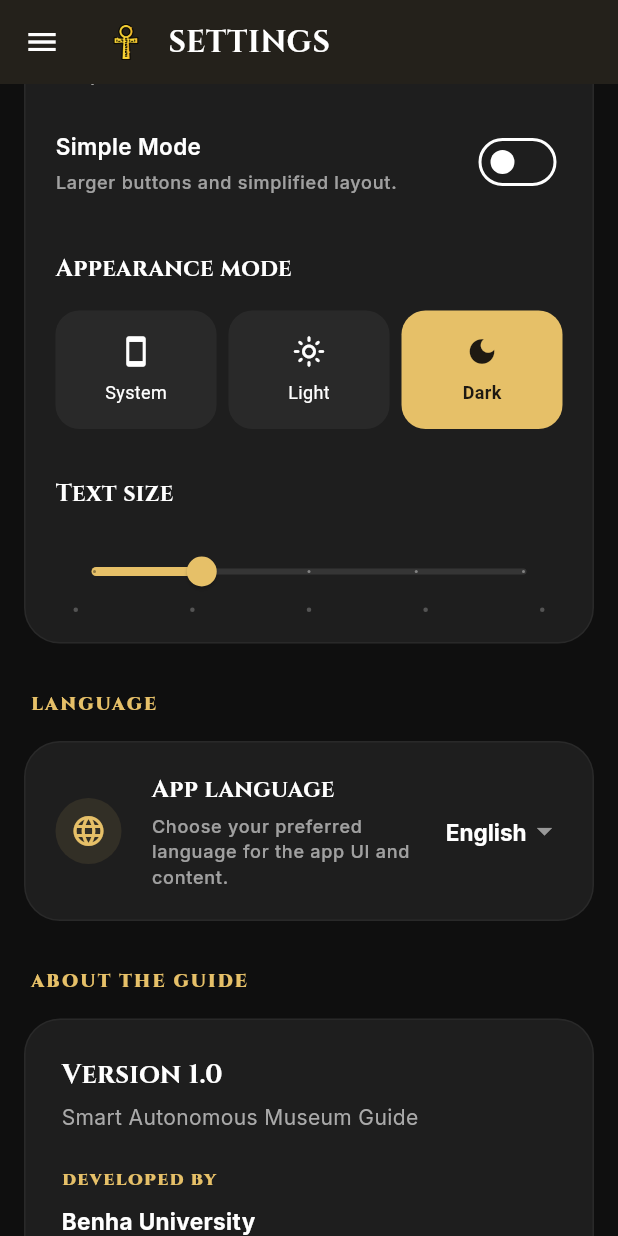
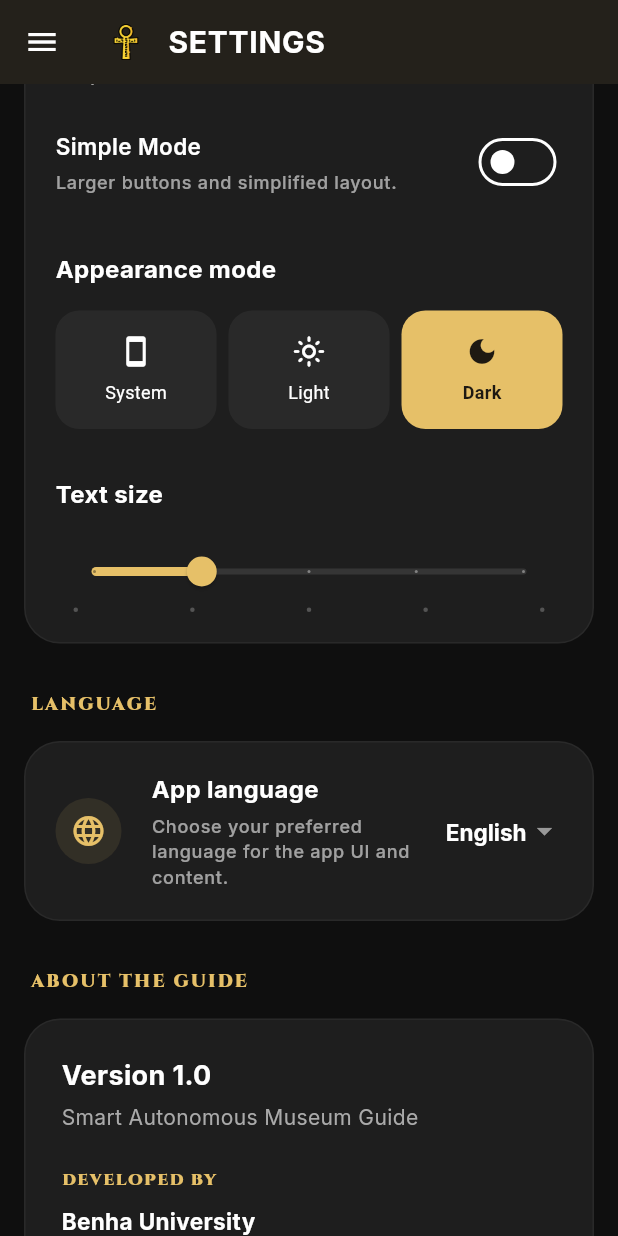
Before and after one commit to Farida-Waheed/museum_app, a Flutter app: the AccessibilityScreen screen opened by its route, scrolled down 1728 dp, on a phone screen of 412 x 824 dp. Run offline on Flutter 3.47's test engine with Material 3 defaults, Android fonts, the phone set to English and light mode, and no system bars; our stand-ins replace audioplayers, google_fonts, permission_handler, shared_preferences; missing offline and left inert: mobile_scanner; accounts and stored records are empty; project files that could hold a hidden picture were left out.

Commit message:
feat: standardize app-wide typography system
- Establish a centralized dual-font system in `AppTextStyles`.
- Restrict Cinzel (Serif) to display elements: Hero titles, Section headers, and Artifact names.
- Transition UI text (page titles, card titles, metadata, buttons, labels) to Inter (Sans-Serif) for improved readability.
- Refine Home Screen hero title with a premium two-line hierarchy.
- Preserve original 'Playfair Display' styles for Intro and Onboarding screens to ensure strict visual isolation.
- Add Arabic/RTL support with high-quality fallback strategies.

Co-authored-by: Farida-Waheed <172945916+Farida-Waheed@users.noreply.github.com>

```diff
--- a/lib/core/constants/text_styles.dart
+++ b/lib/core/constants/text_styles.dart
@@ -98,12 +98,13 @@ class AppTextStyles {
   }
 
   static TextStyle brandTitle(BuildContext context, {bool isDark = true}) {
-    return TextStyle(
-      fontFamily: _legacyFont,
-      fontWeight: FontWeight.w900,
-      fontSize: 20,
-      letterSpacing: 2.0,
-      color: isDark ? Colors.white : AppColors.darkInk,
+    return GoogleFonts.inter(
+      textStyle: TextStyle(
+        fontWeight: FontWeight.w900,
+        fontSize: 20,
+        letterSpacing: 2.0,
+        color: isDark ? Colors.white : AppColors.darkInk,
+      ),
     );
   }
 
@@ -129,13 +130,12 @@ class AppTextStyles {
       );
 
   /// Top Screen Titles (Museum Map, Live Tour, Profile, etc.)
-  static TextStyle displayScreenTitle(BuildContext context) => GoogleFonts.cinzel(
+  static TextStyle displayScreenTitle(BuildContext context) => GoogleFonts.inter(
         textStyle: const TextStyle(
           fontWeight: FontWeight.w700,
-          fontSize: 26,
+          fontSize: 24,
           color: Colors.white,
           letterSpacing: 0.5,
-          fontFamilyFallback: _serifFallback,
         ),
       );
 
@@ -150,23 +150,31 @@ class AppTextStyles {
         ),
       );
 
-  /// Large Titles within cards or sections
-  static TextStyle titleLarge(BuildContext context) => GoogleFonts.cinzel(
+  /// Artifact Names (Tutankhamun Mask, Rosetta Stone, etc.)
+  static TextStyle displayArtifactTitle(BuildContext context) => GoogleFonts.cinzel(
         textStyle: const TextStyle(
           fontWeight: FontWeight.bold,
-          fontSize: 20,
+          fontSize: 18,
           color: Colors.white,
           fontFamilyFallback: _serifFallback,
         ),
       );
 
-  /// Medium Titles within cards or list items
-  static TextStyle titleMedium(BuildContext context) => GoogleFonts.cinzel(
+  /// Large Titles within cards or sections (Inter)
+  static TextStyle titleLarge(BuildContext context) => GoogleFonts.inter(
+        textStyle: const TextStyle(
+          fontWeight: FontWeight.bold,
+          fontSize: 20,
+          color: Colors.white,
+        ),
+      );
+
+  /// Medium Titles within cards or list items (Inter)
+  static TextStyle titleMedium(BuildContext context) => GoogleFonts.inter(
         textStyle: const TextStyle(
           fontWeight: FontWeight.bold,
           fontSize: 17,
           color: Colors.white,
-          fontFamilyFallback: _serifFallback,
         ),
       );
 
--- a/lib/screens/events/events_screen.dart
+++ b/lib/screens/events/events_screen.dart
@@ -19,7 +19,7 @@ class EventsScreen extends StatelessWidget {
     final upcomingEvents = allEvents.where((e) => !e.isLive).toList();
 
     return AppMenuShell(
-      title: l10n.events,
+      title: l10n.events.toUpperCase(),
       backgroundColor: AppColors.cinematicBackground,
       bottomNavigationBar: const BottomNav(currentIndex: 0),
       body: SingleChildScrollView(
--- a/lib/screens/exhibits/exhibit_details.dart
+++ b/lib/screens/exhibits/exhibit_details.dart
@@ -420,7 +420,7 @@ class _ExhibitDetailScreenState extends State<ExhibitDetailScreen>
         titlePadding: const EdgeInsets.only(left: 16, right: 16, bottom: 16),
         title: Text(
           exhibit.getName(language),
-          style: AppTextStyles.titleLarge(context).copyWith(
+          style: AppTextStyles.displayArtifactTitle(context).copyWith(
             color: Colors.white,
             fontSize: 18,
           ),
--- a/lib/screens/exhibits/exhibit_list.dart
+++ b/lib/screens/exhibits/exhibit_list.dart
@@ -105,7 +105,9 @@ class _ExhibitListTile extends StatelessWidget {
                   children: [
                     Text(
                       exhibit.getName(prefs.language),
-                      style: AppTextStyles.titleMedium(context),
+                      style: AppTextStyles.displayArtifactTitle(context).copyWith(
+                        fontSize: 16,
+                      ),
                       maxLines: 2,
                       overflow: TextOverflow.ellipsis,
                     ),
--- a/lib/screens/profile/memories_screen.dart
+++ b/lib/screens/profile/memories_screen.dart
@@ -106,7 +106,7 @@ class _MemoryCard extends StatelessWidget {
                 children: [
                   Text(
                     exhibit,
-                    style: AppTextStyles.titleMedium(context).copyWith(
+                    style: AppTextStyles.displayArtifactTitle(context).copyWith(
                       fontSize: 14,
                     ),
                     maxLines: 1,
--- a/lib/screens/profile/profile_screen.dart
+++ b/lib/screens/profile/profile_screen.dart
@@ -139,7 +139,7 @@ class _VisitorHeader extends StatelessWidget {
             child: Column(
               crossAxisAlignment: CrossAxisAlignment.start,
               children: [
-                Text("Guest Visitor", style: AppTextStyles.titleLarge(context).copyWith(fontSize: 20)),
+                Text("Guest Visitor", style: AppTextStyles.titleLarge(context).copyWith(fontSize: 18)),
                 const SizedBox(height: 4),
                 Container(
                   padding: const EdgeInsets.symmetric(horizontal: 8, vertical: 4),
--- a/lib/screens/settings/project_info_screen.dart
+++ b/lib/screens/settings/project_info_screen.dart
@@ -32,7 +32,7 @@ class ProjectInfoScreen extends StatelessWidget {
                   const SizedBox(height: 16),
                   Text(
                     "Horus-Bot",
-                    style: AppTextStyles.displayScreenTitle(context).copyWith(fontSize: 28, fontWeight: FontWeight.w900, color: textColor, letterSpacing: 1),
+                    style: AppTextStyles.displayArtifactTitle(context).copyWith(fontSize: 28, fontWeight: FontWeight.w900, color: textColor, letterSpacing: 1),
                   ),
                   Text(
                     "Version 1.0",
--- a/lib/screens/tour/live_tour_screen.dart
+++ b/lib/screens/tour/live_tour_screen.dart
@@ -226,7 +226,7 @@ class _LiveTourScreenState extends State<LiveTourScreen> {
                           ),
                           child: Text(
                             currentExhibit.getName(Localizations.localeOf(context).languageCode),
-                            style: AppTextStyles.titleLarge(context).copyWith(fontSize: 18),
+                            style: AppTextStyles.displayArtifactTitle(context).copyWith(fontSize: 18),
                           ),
                         ),
                       ),
--- a/lib/screens/tour/visit_summary_screen.dart
+++ b/lib/screens/tour/visit_summary_screen.dart
@@ -49,7 +49,7 @@ class VisitSummaryScreen extends StatelessWidget {
             const SizedBox(height: 32),
 
             // 2. Main Congrats
-            Text(l10n.congrats, style: AppTextStyles.displayScreenTitle(context).copyWith(fontSize: 32, fontWeight: FontWeight.w900, letterSpacing: -0.5, color: Colors.white)),
+            Text(l10n.congrats, style: AppTextStyles.displayArtifactTitle(context).copyWith(fontSize: 32, fontWeight: FontWeight.w900, letterSpacing: -0.5, color: Colors.white)),
             const SizedBox(height: 12),
             Text(
               l10n.visitComplete,
--- a/lib/widgets/app_menu_shell.dart
+++ b/lib/widgets/app_menu_shell.dart
@@ -59,8 +59,11 @@ class _SideMenu extends StatelessWidget {
                           const SizedBox(width: 16),
                           Text(
                             l10n.appTitle.toUpperCase(),
-                            style: AppTextStyles.brandTitle(context, isDark: isDark).copyWith(
-                              fontSize: 24,
+                            style: AppTextStyles.navLabel(context).copyWith(
+                              fontSize: 20,
+                              fontWeight: FontWeight.w900,
+                              color: isDark ? Colors.white : AppColors.darkInk,
+                              letterSpacing: 2.0,
                             ),
                           ),
                         ],
@@ -262,7 +265,7 @@ class _MenuItem extends StatelessWidget {
           label,
           style: AppTextStyles.bodyPrimary(context).copyWith(
             fontSize: 16,
-            fontWeight: selected ? FontWeight.bold : FontWeight.w500,
+            fontWeight: selected ? FontWeight.w800 : FontWeight.w500,
             color: selected
                 ? AppColors.primaryGold
                 : (isDark ? Colors.white : AppColors.darkInk),
--- a/lib/widgets/dialogs/branded_permission_dialog.dart
+++ b/lib/widgets/dialogs/branded_permission_dialog.dart
@@ -146,10 +146,10 @@ class _BrandedPermissionDialogState extends State<BrandedPermissionDialog> with
                         Text(
                           widget.title.toUpperCase(),
                           textAlign: TextAlign.center,
-                          style: AppTextStyles.displayScreenTitle(context).copyWith(
+                          style: AppTextStyles.displaySectionTitle(context).copyWith(
                             color: textColor,
-                            fontSize: 21,
-                            letterSpacing: 1.0,
+                            fontSize: 18,
+                            letterSpacing: 1.2,
                           ),
                         ),
                         const SizedBox(height: 14),
--- a/lib/widgets/dialogs/premium_dialog.dart
+++ b/lib/widgets/dialogs/premium_dialog.dart
@@ -56,7 +56,7 @@ class PremiumDialog extends StatelessWidget {
                       Expanded(
                         child: Text(
                           title,
-                          style: AppTextStyles.cardTitle(context).copyWith(
+                          style: AppTextStyles.titleLarge(context).copyWith(
                             color: Colors.white,
                             fontSize: 20,
                             fontWeight: FontWeight.w900,
--- a/lib/widgets/empty_state_widget.dart
+++ b/lib/widgets/empty_state_widget.dart
@@ -26,7 +26,7 @@ class EmptyStateWidget extends StatelessWidget {
           const SizedBox(height: AppSizes.md),
           Text(
             title,
-            style: AppTextStyles.titleLarge(context),
+            style: AppTextStyles.titleLarge(context).copyWith(fontSize: 18),
             textAlign: TextAlign.center,
           ),
           if (subtitle != null) ...[
```
Also changed, not shown: lib/screens/home/home_screen.dart (+107 -115 lines), lib/screens/map/map_screen.dart (+6 -1 lines).
